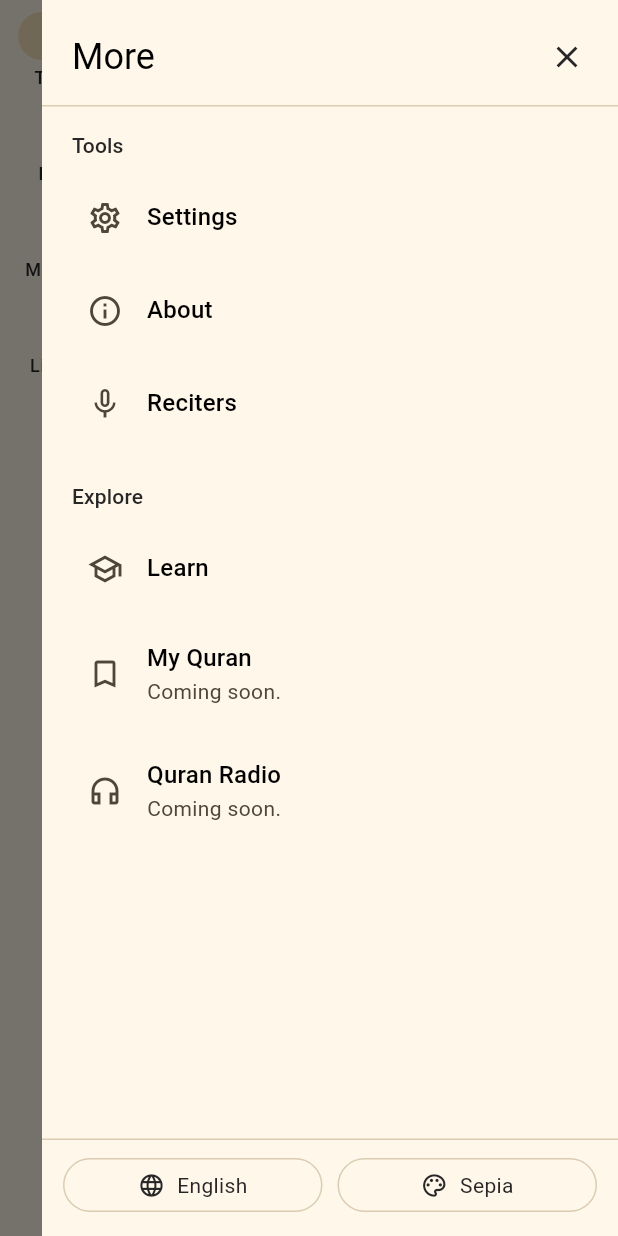
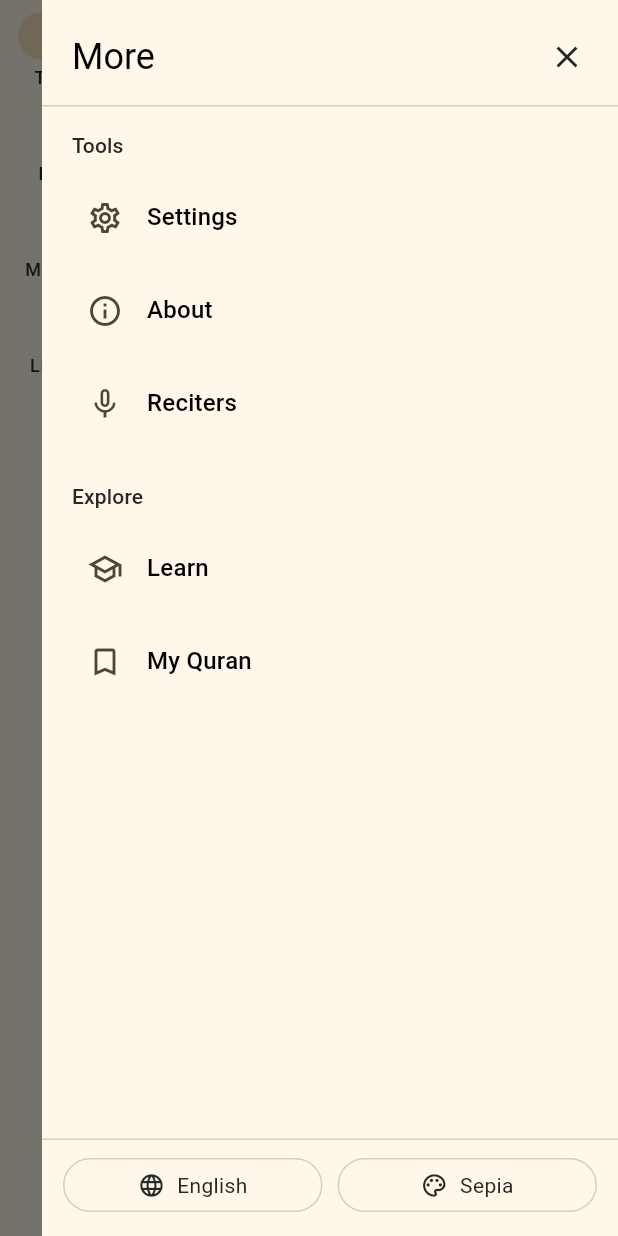
Before and after one commit to Adel199223/hifz_planner, a Flutter app: the screen it shows after launch, with the side drawer open, on a phone screen of 412 x 824 dp. Run offline on Flutter 3.47's test engine with Material 3 defaults, Android fonts, the phone set to English and light mode, and no system bars; our stand-ins replace drift, drift_flutter, flutter_riverpod, flutter_svg, go_router, just_audio and 1 more; missing offline and left inert: just_audio_media_kit; accounts and stored records are empty; generated files the repository leaves out were written again.

Commit message:
feat(app): remove remaining placeholder surfaces

```diff
--- a/lib/app/navigation_shell.dart
+++ b/lib/app/navigation_shell.dart
@@ -93,14 +93,6 @@ class _AppNavigationShellState extends ConsumerState<AppNavigationShell> {
         label: strings.myQuran,
         path: '/my-quran',
         icon: Icons.bookmark_border,
-        subtitle: strings.comingSoon,
-      ),
-      _GlobalMenuDestination(
-        key: const ValueKey('global_menu_item_quran_radio'),
-        label: strings.quranRadio,
-        path: '/quran-radio',
-        icon: Icons.headphones_outlined,
-        subtitle: strings.comingSoon,
       ),
     ];
 
@@ -306,14 +298,12 @@ class _GlobalMenuDestination {
     required this.label,
     required this.path,
     required this.icon,
-    this.subtitle,
   });
 
   final Key key;
   final String label;
   final String path;
   final IconData icon;
-  final String? subtitle;
 }
 
 class _DrawerSectionHeader extends StatelessWidget {
@@ -351,7 +341,6 @@ class _DrawerDestinationTile extends StatelessWidget {
         shape: RoundedRectangleBorder(borderRadius: BorderRadius.circular(12)),
         leading: Icon(item.icon),
         title: Text(item.label, style: Theme.of(context).textTheme.titleMedium),
-        subtitle: item.subtitle == null ? null : Text(item.subtitle!),
         onTap: onTap,
       ),
     );
--- a/lib/app/router.dart
+++ b/lib/app/router.dart
@@ -11,7 +11,6 @@ import '../screens/library_screen.dart';
 import '../screens/my_quran_screen.dart';
 import '../screens/notes_screen.dart';
 import '../screens/plan_screen.dart';
-import '../screens/quran_radio_screen.dart';
 import '../screens/reader_screen.dart';
 import '../screens/reciters_screen.dart';
 import '../screens/settings_screen.dart';
@@ -92,10 +91,6 @@ final appRouterProvider = Provider<GoRouter>((ref) {
             builder: (context, state) => const MyQuranScreen(),
           ),
           GoRoute(
-            path: '/quran-radio',
-            builder: (context, state) => const QuranRadioScreen(),
-          ),
-          GoRoute(
             path: '/reciters',
             builder: (context, state) => const RecitersScreen(),
           ),
--- a/lib/l10n/app_strings.dart
+++ b/lib/l10n/app_strings.dart
@@ -33,7 +33,6 @@ class AppStrings {
     'my_quran_subtitle',
     'Keep your place, saved study, and listening setup together.',
   );
-  String get quranRadio => _t('quran_radio', 'Quran Radio');
   String get reciters => _t('reciters', 'Reciters');
   String get reader => _t('reader', 'Reader');
   String get bookmarks => _t('bookmarks', 'Saved verses');
@@ -54,7 +53,6 @@ class AppStrings {
   String get copy => _t('copy', 'Copy');
   String get share => _t('share', 'Share');
   String get more => _t('more', 'More');
-  String get comingSoon => _t('coming_soon', 'Coming soon.');
   String get myQuranContinueReadingTitle =>
       _t('my_quran_continue_reading_title', 'Continue reading');
   String get myQuranContinueReadingButton =>
@@ -1749,7 +1747,6 @@ class AppStrings {
           'Utilisez Configuration d’écoute si vous voulez changer de récitateur.',
       'on_label': 'activé',
       'off_label': 'désactivé',
-      'quran_radio': 'Radio Coran',
       'reciters': 'Récitateurs',
       'reader': 'Lecteur',
       'bookmarks': 'Versets sauvegardés',
@@ -2216,7 +2213,6 @@ class AppStrings {
           'Use Configuração de escuta se quiser mudar o recitador.',
       'on_label': 'ativado',
       'off_label': 'desativado',
-      'quran_radio': 'Rádio Alcorão',
       'reciters': 'Recitadores',
       'reader': 'Leitor',
       'bookmarks': 'Versículos salvos',
@@ -2673,7 +2669,6 @@ class AppStrings {
           'استخدم إعدادات الاستماع إذا أردت تغيير القارئ.',
       'on_label': 'مفعل',
       'off_label': 'متوقف',
-      'quran_radio': 'راديو القرآن',
       'reciters': 'القراء',
       'reader': 'القارئ',
       'bookmarks': 'الآيات المحفوظة',
--- a/tooling/validate_localization.dart
+++ b/tooling/validate_localization.dart
@@ -94,7 +94,6 @@ class LocalizationValidator {
       'read',
       'learn',
       'my_quran',
-      'quran_radio',
       'reciters',
     ];
 
```
Also changed, not shown: lib/screens/quran_radio_screen.dart (deleted, +0 -32 lines), 6 other files.
